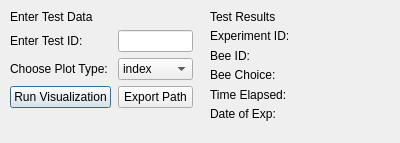
This is visualizeGUI.ui in trschwab/csci479 as Qt 5 draws it before an edit. The edited form follows.
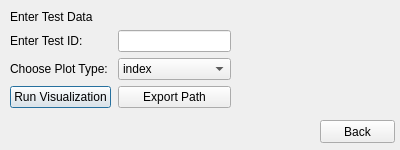
This is the edited form.

Diff of the .ui file:
```diff
--- a/visualizeGUI.ui
+++ b/visualizeGUI.ui
@@ -7,7 +7,7 @@
     <x>0</x>
     <y>0</y>
     <width>400</width>
-    <height>143</height>
+    <height>150</height>
    </rect>
   </property>
   <property name="windowTitle">
@@ -18,29 +18,36 @@
     <rect>
      <x>10</x>
      <y>10</y>
-     <width>183</width>
-     <height>111</height>
+     <width>221</width>
+     <height>128</height>
     </rect>
    </property>
    <layout class="QFormLayout" name="formLayout">
-    <item row="1" column="0">
+    <item row="0" column="0">
+     <widget class="QLabel" name="enterTestDataLabel">
+      <property name="text">
+       <string>Enter Test Data </string>
+      </property>
+     </widget>
+    </item>
+    <item row="2" column="0">
      <widget class="QLabel" name="testIDLabel">
       <property name="text">
        <string>Enter Test ID: </string>
       </property>
      </widget>
     </item>
-    <item row="2" column="0">
+    <item row="2" column="1">
+     <widget class="QLineEdit" name="testIDLineEdit"/>
+    </item>
+    <item row="3" column="0">
      <widget class="QLabel" name="plotTypeLabel">
       <property name="text">
        <string>Choose Plot Type: </string>
       </property>
      </widget>
     </item>
-    <item row="1" column="1">
-     <widget class="QLineEdit" name="testIDLineEdit"/>
-    </item>
-    <item row="2" column="1">
+    <item row="3" column="1">
      <widget class="QComboBox" name="plotTypeCombo">
       <item>
        <property name="text">
@@ -59,7 +66,7 @@
       </item>
      </widget>
     </item>
-    <item row="3" column="0">
+    <item row="4" column="0">
      <widget class="QPushButton" name="runVisualizationButton">
       <property name="minimumSize">
        <size>
@@ -78,7 +85,7 @@
       </property>
      </widget>
     </item>
-    <item row="3" column="1">
+    <item row="4" column="1">
      <widget class="QPushButton" name="exportPathButton">
       <property name="maximumSize">
        <size>
@@ -91,103 +98,20 @@
       </property>
      </widget>
     </item>
-    <item row="0" column="0">
-     <widget class="QLabel" name="enterTestDataLabel">
-      <property name="text">
-       <string>Enter Test Data </string>
-      </property>
-     </widget>
-    </item>
    </layout>
   </widget>
-  <widget class="QWidget" name="formLayoutWidget_2">
+  <widget class="QPushButton" name="backVisButton">
    <property name="geometry">
     <rect>
-     <x>210</x>
-     <y>10</y>
-     <width>181</width>
-     <height>111</height>
+     <x>320</x>
+     <y>120</y>
+     <width>75</width>
+     <height>23</height>
     </rect>
    </property>
-   <layout class="QFormLayout" name="formLayout_2">
-    <item row="0" column="0">
-     <widget class="QLabel" name="testResultsLabel">
-      <property name="text">
-       <string>Test Results</string>
-      </property>
-     </widget>
-    </item>
-    <item row="1" column="0">
-     <widget class="QLabel" name="experimentIDLabel">
-      <property name="text">
-       <string>Experiment ID:</string>
-      </property>
-     </widget>
-    </item>
-    <item row="2" column="0">
-     <widget class="QLabel" name="beeIDLabel">
-      <property name="text">
-       <string>Bee ID:</string>
-      </property>
-     </widget>
-    </item>
-    <item row="3" column="0">
-     <widget class="QLabel" name="beeChoiceLabel">
-      <property name="text">
-       <string>Bee Choice:</string>
-      </property>
-     </widget>
-    </item>
-    <item row="4" column="0">
-     <widget class="QLabel" name="timeElapsedLabel">
-      <property name="text">
-       <string>Time Elapsed:</string>
-      </property>
-     </widget>
-    </item>
-    <item row="5" column="0">
-     <widget class="QLabel" name="dateLabel">
-      <property name="text">
-       <string>Date of Exp:</string>
-      </property>
-     </widget>
-    </item>
-    <item row="1" column="1">
-     <widget class="QLabel" name="experimentIDRESULTSLabel">
-      <property name="text">
-       <string/>
-      </property>
-     </widget>
-    </item>
-    <item row="2" column="1">
-     <widget class="QLabel" name="beeIDRESULTSLabel">
-      <property name="text">
-       <string/>
-      </property>
-     </widget>
-    </item>
-    <item row="3" column="1">
-     <widget class="QLabel" name="beeChoiceRESULTSLabel">
-      <property name="text">
-       <string/>
-      </property>
-     </widget>
-    </item>
-    <item row="4" column="1">
-     <widget class="QLabel" name="timeElapsedRESEULTSLabel">
-      <property name="text">
-       <string/>
-      </property>
-     </widget>
-    </item>
-    <item row="5" column="1">
-     <widget class="QLabel" name="dateRESULTSLabel">
-      <property name="text">
-       <string/>
-      </property>
-     </widget>
-    </item>
-   </layout>
+   <property name="text">
+    <string>Back</string>
+   </property>
   </widget>
  </widget>
  <resources/>
```
